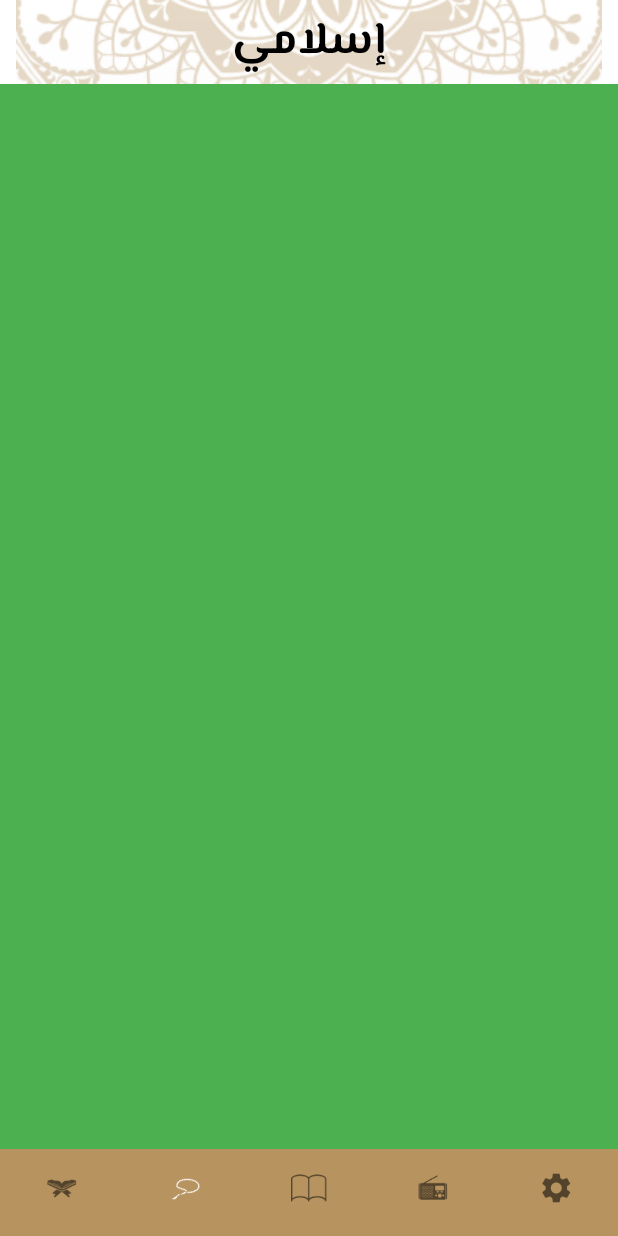
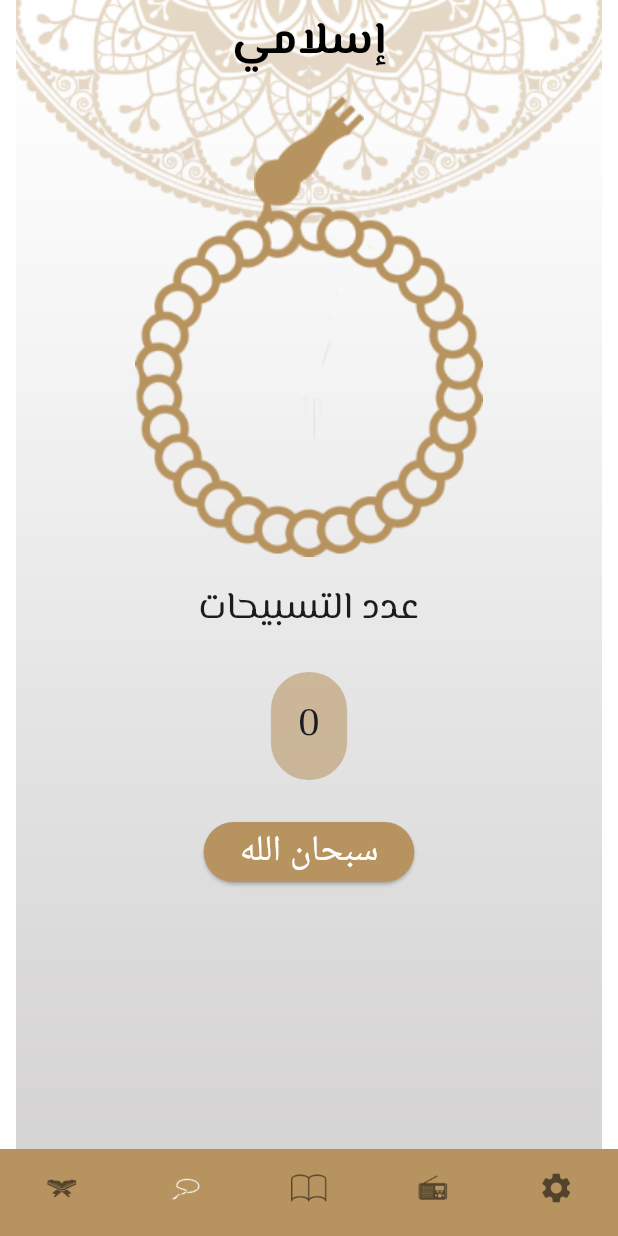
Before and after one commit to zeinab129/Islamic_App, a Flutter app: the screen it shows after launch, item 2 of the bottom bar chosen, on a phone screen of 412 x 824 dp. Run offline on Flutter 3.47's test engine with Material 3 defaults, Android fonts, the phone set to English and light mode, and no system bars; our stand-ins replace google_fonts.

Commit message:
sebha tab finished

```diff
--- a/lib/home/home_screen.dart
+++ b/lib/home/home_screen.dart
@@ -58,7 +58,7 @@ class _HomeScreenState extends State<HomeScreen> {
 
   List<Widget> tabs = [
     QuranTab(),
-    const SebhaTab(),
+    SebhaTab(),
     const AhadeethTab(),
     const RadioTab(),
     const SettingsTab()
--- a/lib/home/tabs/sebha_tab.dart
+++ b/lib/home/tabs/sebha_tab.dart
@@ -1,12 +1,92 @@
 import 'package:flutter/material.dart';
 
-class SebhaTab extends StatelessWidget {
+class SebhaTab extends StatefulWidget {
   const SebhaTab({super.key});
 
   @override
+  State<SebhaTab> createState() => _SebhaTabState();
+}
+
+class _SebhaTabState extends State<SebhaTab> {
+  List<String> azkar = [
+    "سبحان الله",
+    "الحمد لله",
+    "لا اله الا الله",
+    "الله أكبر"
+  ];
+  int zekrIndex = 0;
+  int counter = 0;
+
+  @override
   Widget build(BuildContext context) {
-    return Container(
-      color: Colors.green,
+    return SizedBox(
+      width: double.infinity,
+      child: Padding(
+        padding: const EdgeInsets.symmetric(vertical: 8.0),
+        child: Column(
+          children: [
+            SizedBox(
+              height: 300,
+              child: Stack(
+                clipBehavior: Clip.none,
+                alignment: Alignment.topCenter,
+                children: [
+                  Image.asset(
+                    "assets/images/head_sebha_logo.png",
+                  ),
+                  Positioned(
+                    top: 73,
+                    child: Image.asset(
+                      "assets/images/body_sebha_logo.png",
+                    ),
+                  ),
+                ],
+              ),
+            ),
+            const SizedBox(
+              height: 24,
+            ),
+            const Text("عدد التسبيحات"),
+            const SizedBox(
+              height: 24,
+            ),
+            Container(
+              padding: const EdgeInsets.all(18),
+              decoration: BoxDecoration(
+                  borderRadius: BorderRadius.circular(25),
+                  color: const Color(0xffB7935F).withOpacity(0.57)),
+              child: Text(counter.toString()),
+            ),
+            const SizedBox(
+              height: 24,
+            ),
+            ElevatedButton(
+              onPressed: onClick,
+              style: ElevatedButton.styleFrom(
+                  backgroundColor: const Color(0xffB7935F),
+                  shape: RoundedRectangleBorder(
+                      borderRadius: BorderRadius.circular(24))),
+              child: Text(
+                azkar[zekrIndex],
+                style: const TextStyle(color: Colors.white, fontSize: 24),
+              ),
+            )
+          ],
+        ),
+      ),
     );
   }
+
+  void onClick() {
+    counter++;
+    if (counter > 30) {
+      counter = 0;
+      if (zekrIndex < 3) {
+        zekrIndex++;
+      } else {
+        zekrIndex = 0;
+      }
+    }
+    setState(() {});
+  }
 }
```
Also changed, not shown: assets/images/2x/body_sebha_logo@2x.png (added), assets/images/2x/head_sebha_logo@2x.png (added), assets/images/3x/body_sebha_logo@3x.png (added), assets/images/3x/head_sebha_logo@3x.png (added), assets/images/body_sebha_logo.png (added), assets/images/head_sebha_logo.png (added).
